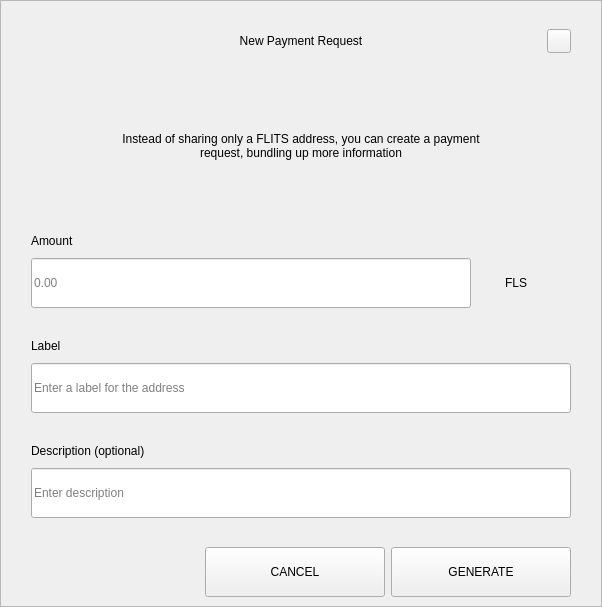
Qt form src/qt/fls/forms/requestdialog.ui (Liquid369/blank) before a commit.
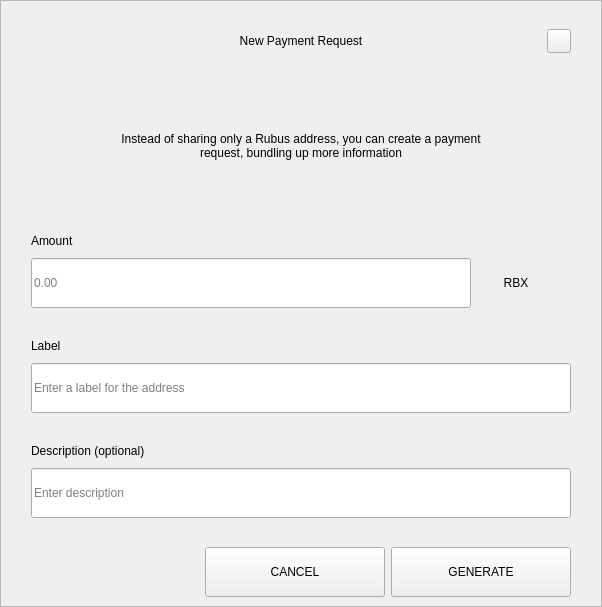
The same form after that commit.

```diff
--- a/src/qt/fls/forms/requestdialog.ui
+++ b/src/qt/fls/forms/requestdialog.ui
@@ -210,7 +210,7 @@
              </size>
             </property>
             <property name="text">
-             <string>Instead of sharing only a FLITS address, you can create a payment request, bundling up more information</string>
+             <string>Instead of sharing only a Rubus address, you can create a payment request, bundling up more information</string>
             </property>
             <property name="alignment">
              <set>Qt::AlignCenter</set>
@@ -327,7 +327,7 @@
                    <item>
                     <widget class="QLabel" name="comboBoxCoin">
                      <property name="text">
-                      <string>FLS</string>
+                      <string>RBX</string>
                      </property>
                      <property name="alignment">
                       <set>Qt::AlignCenter</set>
```
